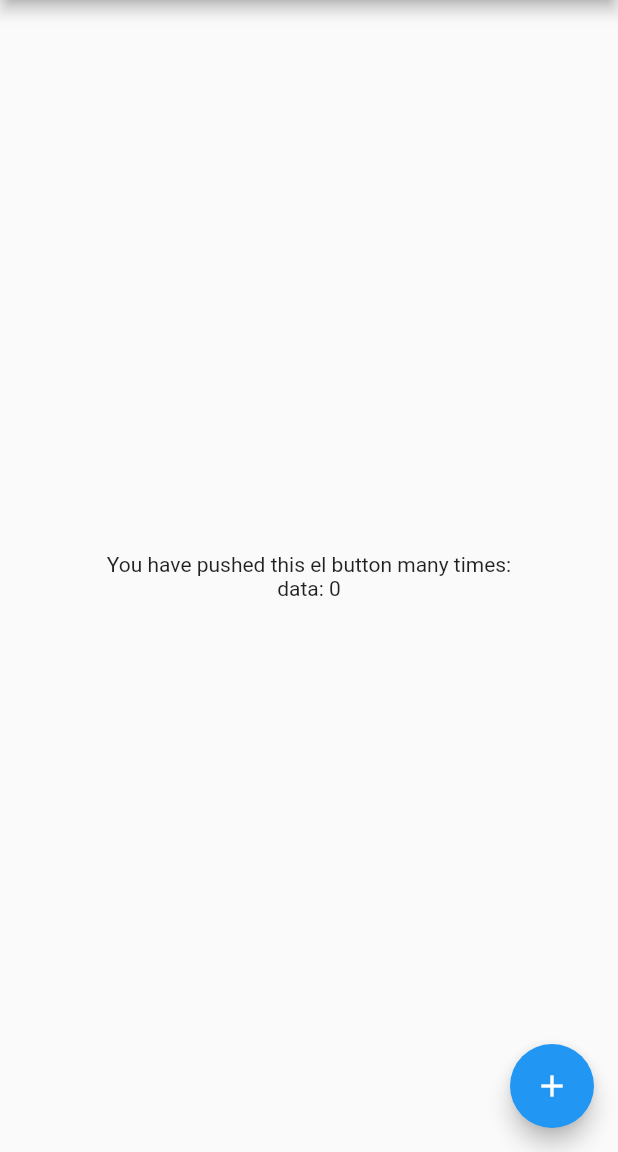
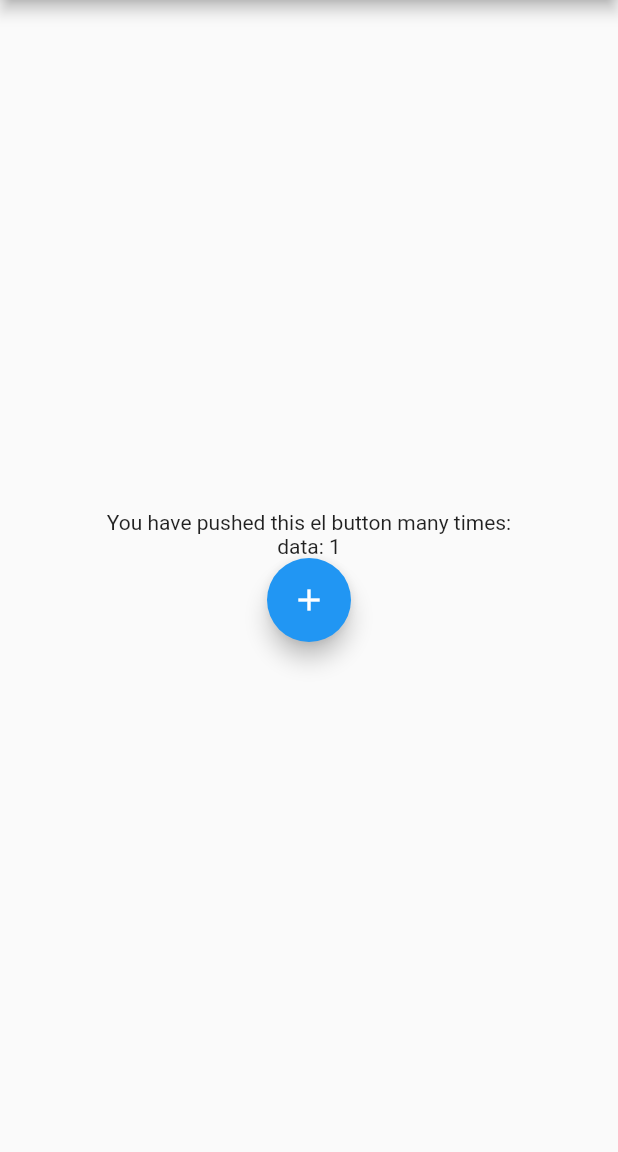
Before and after one commit to damian-kanak/bloctest, a Flutter app: the screen it shows after launch, after a tap on the "add" icon, on a phone screen of 412 x 824 dp, the part 84-1236 px from its top. Run offline on Flutter 3.47's test engine with Material 2 defaults, Android fonts, the phone set to English and light mode, and no system bars; our stand-ins replace flutter_bloc.

Commit message:
Add BlocBuilder to floating button

```diff
--- a/lib/show_value_page/show_value_bloc_state.dart
+++ b/lib/show_value_page/show_value_bloc.dart
@@ -1,13 +1,10 @@
-
-// class WithdrawalSuccessBloc
-//     extends Bloc<WithdrawalSuccessEvent, WithdrawalSuccessState> {
-
 import 'package:flutter_bloc/flutter_bloc.dart';
 
 import 'show_value_event.dart';
 import 'show_value_state.dart';
 
 class ShowValueBloc extends Bloc<ShowValueEvent, ShowValueState> {
-  ShowValueBloc(super.initialState);
-
+  ShowValueBloc(super.initialState) {
+    on<ShowValueEventIncrement>((event, emit) => emit(ShowValueState(state.counter+1)));
+  }
 }
--- a/lib/show_value_page/show_value_page.dart
+++ b/lib/show_value_page/show_value_page.dart
@@ -1,4 +1,4 @@
-import 'package:bloctest/show_value_page/show_value_bloc_state.dart';
+import 'package:bloctest/show_value_page/show_value_bloc.dart';
 import 'package:bloctest/show_value_page/show_value_event.dart';
 import 'package:bloctest/show_value_page/show_value_state.dart';
 import 'package:flutter/material.dart';
@@ -23,19 +23,6 @@ class ShowValuePage extends StatefulWidget {
 }
 
 class _ShowValuePageState extends State<ShowValuePage> {
-  int _counter = 0;
-
-  void _incrementCounter() {
-    setState(() {
-      // This call to setState tells the Flutter framework that something has
-      // changed in this State, which causes it to rerun the build method below
-      // so that the display can reflect the updated values. If we changed
-      // _counter without calling setState(), then the build method would not be
-      // called again, and so nothing would appear to happen.
-      _counter++;
-    });
-  }
-
   @override
   Widget build(BuildContext context) {
     // This method is rerun every time setState is called, for instance as done
@@ -76,16 +63,17 @@ class _ShowValuePageState extends State<ShowValuePage> {
                 'You have pushed this el button many times:',
               ),
               BlocBuilder<ShowValueBloc, ShowValueState>(builder: (_, state) => Text("data: ${state.counter}"),),
-
+              BlocBuilder<ShowValueBloc, ShowValueState>(builder:
+                  (context, state) => FloatingActionButton(
+                  onPressed: () => context.read<ShowValueBloc>().add(ShowValueEventIncrement()),
+                  child: const Icon(Icons.add),
+                ),
+              ),
             ],
           ),
         ),
-        floatingActionButton: FloatingActionButton(
-          onPressed: () => context.read<ShowValueBloc>().add(ShowValueEventIncrement()),
-          tooltip: 'Increment',
-          child: const Icon(Icons.add),
-        ), // This trailing comma makes auto-formatting nicer for build methods.
-      ),
-    );
+       ), // This trailing comma makes auto-formatting nicer for build methods.
+      );
+
   }
 }
```
